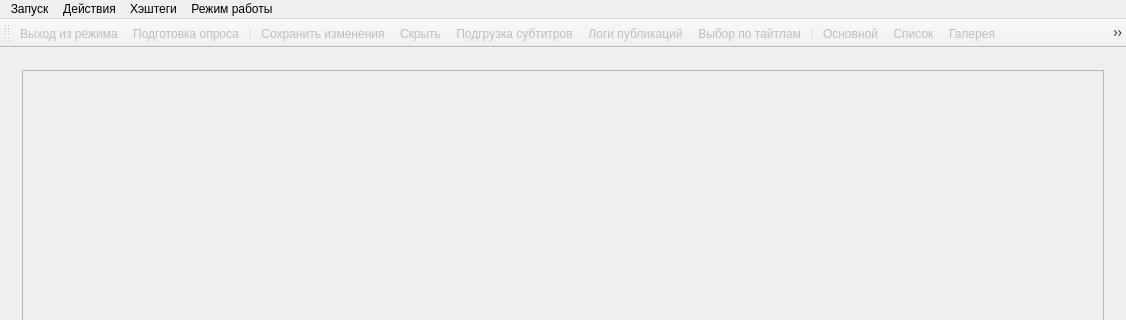
Before: the Qt Designer form mainwindow.ui in cool-palace/Screenshot-Manager, drawn with Qt 5; both pictures show x 0 to 1126 and y 0 to 320 of the 1126 by 618 pixel window.
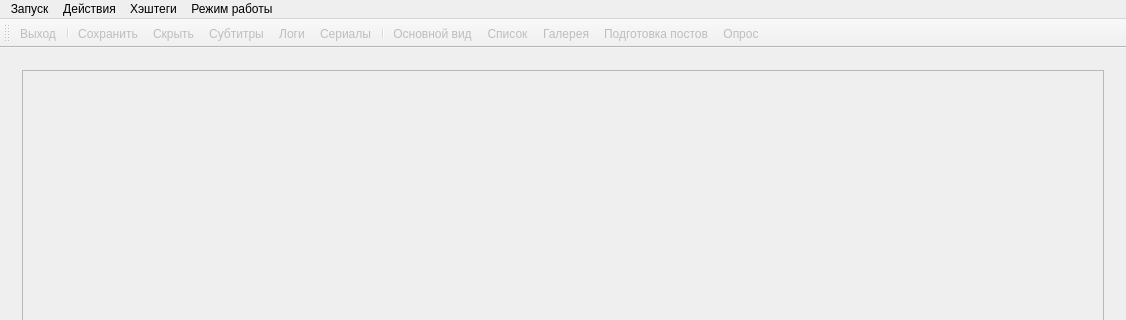
After: the same form once the commit is applied. The open tabs and pages were chosen to show the change. Icons and pictures are not drawn.

Commit message: Added text to toolbar actions

Diff of the .ui file:
```diff
--- a/mainwindow.ui
+++ b/mainwindow.ui
@@ -1197,6 +1197,9 @@
    <property name="windowTitle">
     <string>toolBar</string>
    </property>
+   <property name="toolButtonStyle">
+    <enum>Qt::ToolButtonTextBesideIcon</enum>
+   </property>
    <attribute name="toolBarArea">
     <enum>TopToolBarArea</enum>
    </attribute>
@@ -1204,7 +1207,6 @@
     <bool>false</bool>
    </attribute>
    <addaction name="exit_mode"/>
-   <addaction name="poll_preparation"/>
    <addaction name="separator"/>
    <addaction name="save"/>
    <addaction name="private_switch"/>
@@ -1216,6 +1218,7 @@
    <addaction name="list_view"/>
    <addaction name="gallery_view"/>
    <addaction name="preview_view"/>
+   <addaction name="poll_preparation"/>
   </widget>
   <action name="journal_creation">
    <property name="icon">
@@ -1307,6 +1310,9 @@
    <property name="text">
     <string>Основной</string>
    </property>
+   <property name="iconText">
+    <string>Основной вид</string>
+   </property>
   </action>
   <action name="gallery_view">
    <property name="checkable">
@@ -1469,7 +1475,7 @@
     <string>Сохранить файл</string>
    </property>
    <property name="iconText">
-    <string>Сохранить изменения</string>
+    <string>Сохранить</string>
    </property>
    <property name="toolTip">
     <string>Сохранить изменения</string>
@@ -1503,7 +1509,7 @@
      <normaloff>:/images/icons8-source-code-80.png</normaloff>:/images/icons8-source-code-80.png</iconset>
    </property>
    <property name="text">
-    <string>Подгрузка субтитров</string>
+    <string>Субтитры</string>
    </property>
    <property name="toolTip">
     <string>Подгрузка субтитров</string>
@@ -1533,7 +1539,7 @@
      <normaloff>:/images/icons8-tiles-80.png</normaloff>:/images/icons8-tiles-80.png</iconset>
    </property>
    <property name="text">
-    <string>Выбор материалов</string>
+    <string>Подготовка постов</string>
    </property>
    <property name="toolTip">
     <string>Выбор материалов</string>
@@ -1559,7 +1565,7 @@
      <normaloff>:/images/icons8-poll-80.png</normaloff>:/images/icons8-poll-80.png</iconset>
    </property>
    <property name="text">
-    <string>Подготовка опроса</string>
+    <string>Опрос</string>
    </property>
   </action>
   <action name="title_view">
@@ -1571,7 +1577,7 @@
      <normaloff>:/images/icons8-small-icons-80.png</normaloff>:/images/icons8-small-icons-80.png</iconset>
    </property>
    <property name="text">
-    <string>Выбор по тайтлам</string>
+    <string>Сериалы</string>
    </property>
    <property name="toolTip">
     <string>Выбор по тайтлам</string>
@@ -1611,7 +1617,7 @@
      <normaloff>:/images/icons8-history-80.png</normaloff>:/images/icons8-history-80.png</iconset>
    </property>
    <property name="text">
-    <string>Логи публикаций</string>
+    <string>Логи</string>
    </property>
   </action>
   <action name="initialization">
@@ -1644,7 +1650,7 @@
      <normaloff>:/images/icons8-exit-80.png</normaloff>:/images/icons8-exit-80.png</iconset>
    </property>
    <property name="text">
-    <string>Выход из режима</string>
+    <string>Выход</string>
    </property>
   </action>
  </widget>
```
Left out of the diff: 10 changed lines with no effect on the pictures.
